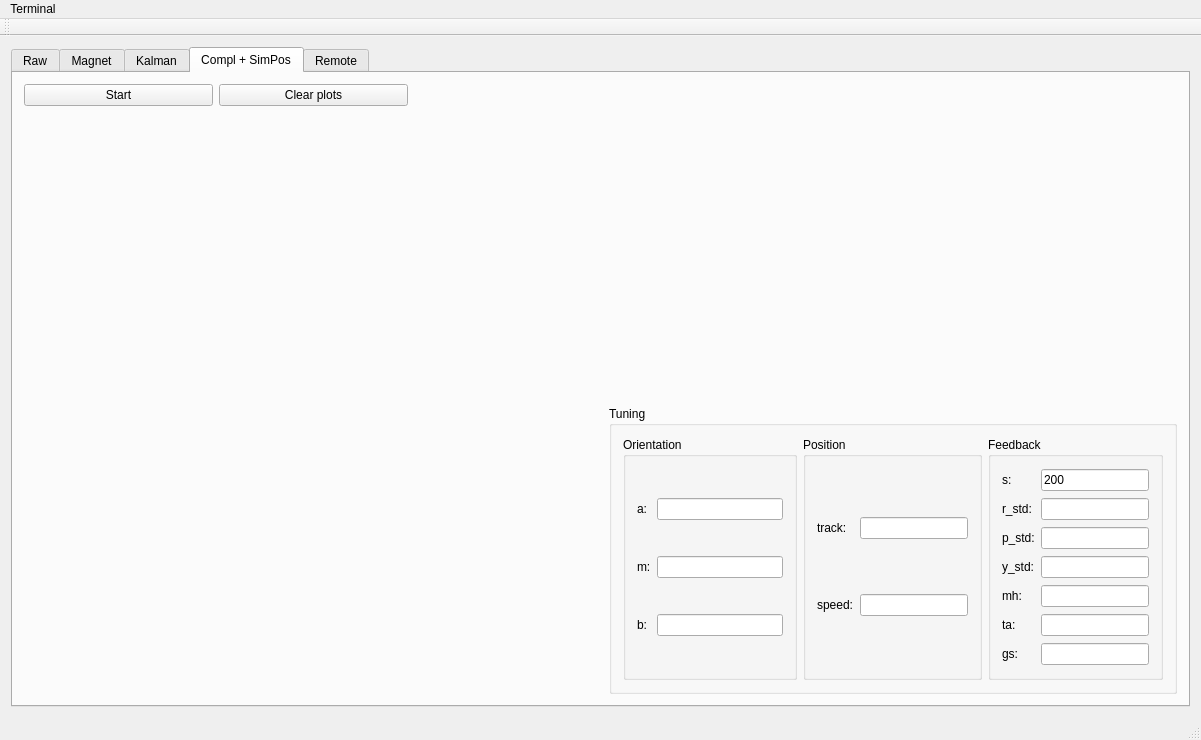
Qt form mainwindow.ui (quantum-pie/ins-board-pc) before a commit.
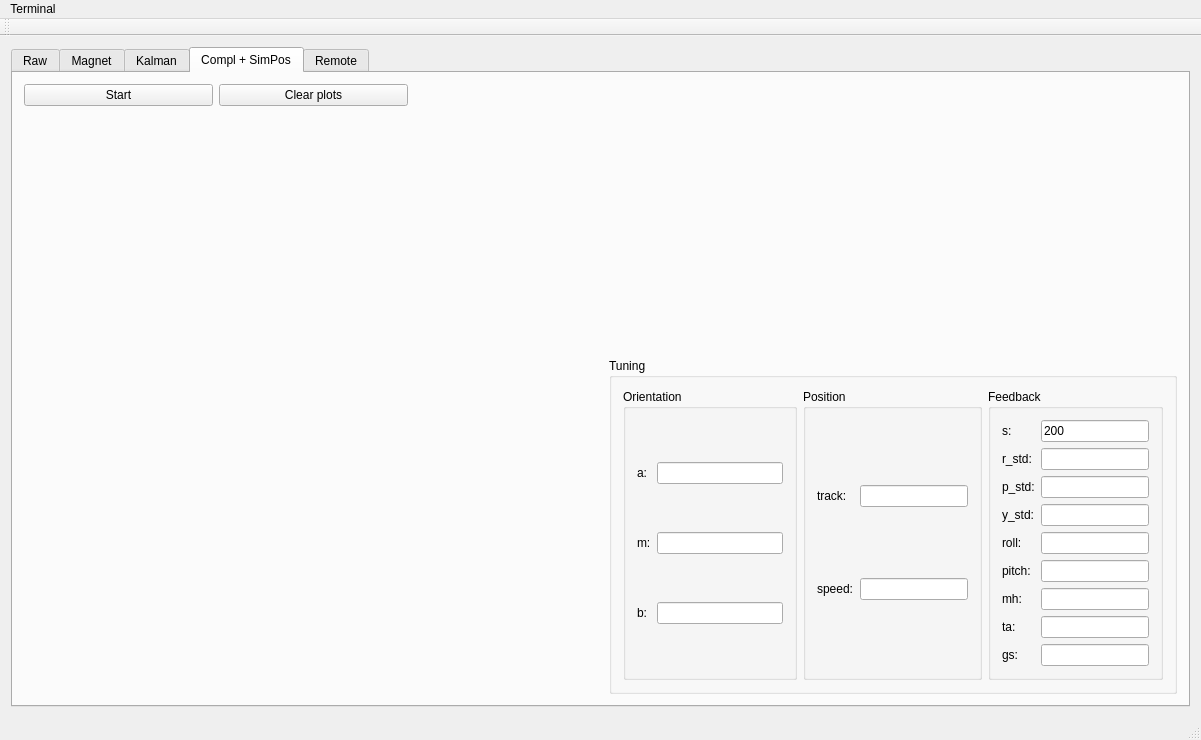
The same form after that commit. The open tabs and pages were chosen to show the change. Custom widgets are drawn as their Qt base class.

Commit message: Add roll and pitch lineedits to orientation views

```diff
--- a/mainwindow.ui
+++ b/mainwindow.ui
@@ -765,6 +765,16 @@
               <string>Feedback</string>
              </property>
              <layout class="QGridLayout" name="gridLayout_9">
+              <item row="4" column="0">
+               <widget class="QLabel" name="label_13">
+                <property name="text">
+                 <string>roll:</string>
+                </property>
+               </widget>
+              </item>
+              <item row="4" column="1">
+               <widget class="QLineEdit" name="roll_le_2"/>
+              </item>
               <item row="0" column="0">
                <widget class="QLabel" name="label_32">
                 <property name="text">
@@ -772,13 +782,13 @@
                 </property>
                </widget>
               </item>
-              <item row="6" column="1">
+              <item row="8" column="1">
                <widget class="QLineEdit" name="ground_speed_le_2"/>
               </item>
               <item row="3" column="1">
                <widget class="QLineEdit" name="yaw_std_le_2"/>
               </item>
-              <item row="5" column="0">
+              <item row="7" column="0">
                <widget class="QLabel" name="label_45">
                 <property name="text">
                  <string>ta:</string>
@@ -812,7 +822,7 @@
                 </property>
                </widget>
               </item>
-              <item row="5" column="1">
+              <item row="7" column="1">
                <widget class="QLineEdit" name="track_angle_le"/>
               </item>
               <item row="1" column="0">
@@ -822,23 +832,33 @@
                 </property>
                </widget>
               </item>
-              <item row="6" column="0">
+              <item row="8" column="0">
                <widget class="QLabel" name="label_46">
                 <property name="text">
                  <string>gs:</string>
                 </property>
                </widget>
               </item>
-              <item row="4" column="1">
+              <item row="6" column="1">
                <widget class="QLineEdit" name="magnetic_heading_le_2"/>
               </item>
-              <item row="4" column="0">
+              <item row="6" column="0">
                <widget class="QLabel" name="label_51">
                 <property name="text">
                  <string>mh:</string>
                 </property>
                </widget>
               </item>
+              <item row="5" column="0">
+               <widget class="QLabel" name="label_14">
+                <property name="text">
+                 <string>pitch:</string>
+                </property>
+               </widget>
+              </item>
+              <item row="5" column="1">
+               <widget class="QLineEdit" name="pitch_le_2"/>
+              </item>
              </layout>
             </widget>
            </item>
```
Left out of the diff: 66 changed lines with no effect on the pictures. The commit also changes 3 other files.
